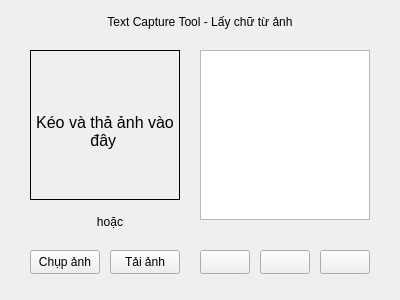
Old version of the form src/widgets/mainwindow/form.ui in the repository nhanvatphu04/Text-Capture.
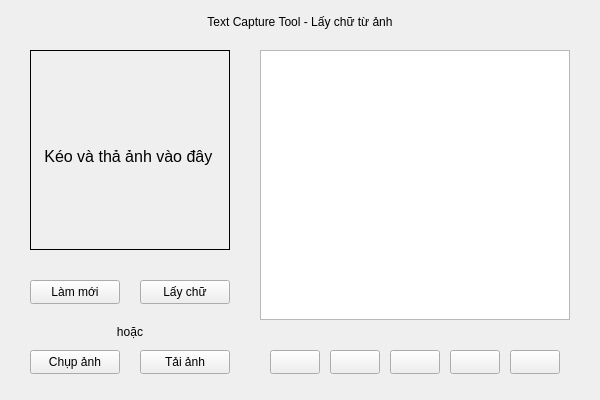
New version of the form. Icons and pictures are not drawn.

Patch:
```diff
--- a/src/widgets/mainwindow/form.ui
+++ b/src/widgets/mainwindow/form.ui
@@ -9,20 +9,20 @@
    <rect>
     <x>0</x>
     <y>0</y>
-    <width>400</width>
-    <height>300</height>
+    <width>600</width>
+    <height>400</height>
    </rect>
   </property>
   <property name="minimumSize">
    <size>
-    <width>400</width>
-    <height>300</height>
+    <width>600</width>
+    <height>400</height>
    </size>
   </property>
   <property name="maximumSize">
    <size>
-    <width>400</width>
-    <height>300</height>
+    <width>600</width>
+    <height>400</height>
    </size>
   </property>
   <property name="windowTitle">
@@ -37,7 +37,7 @@
     <rect>
      <x>30</x>
      <y>10</y>
-     <width>340</width>
+     <width>540</width>
      <height>24</height>
     </rect>
    </property>
@@ -53,8 +53,8 @@
     <rect>
      <x>30</x>
      <y>50</y>
-     <width>150</width>
-     <height>150</height>
+     <width>200</width>
+     <height>200</height>
     </rect>
    </property>
    <property name="frameShape">
@@ -93,8 +93,8 @@
    <property name="geometry">
     <rect>
      <x>30</x>
-     <y>250</y>
-     <width>70</width>
+     <y>350</y>
+     <width>90</width>
      <height>24</height>
     </rect>
    </property>
@@ -105,8 +105,8 @@
   <widget class="QLabel" name="lbImageOption">
    <property name="geometry">
     <rect>
-     <x>80</x>
-     <y>210</y>
+     <x>100</x>
+     <y>320</y>
      <width>60</width>
      <height>24</height>
     </rect>
@@ -121,9 +121,9 @@
   <widget class="QPushButton" name="btnUpload">
    <property name="geometry">
     <rect>
-     <x>110</x>
-     <y>250</y>
-     <width>70</width>
+     <x>140</x>
+     <y>350</y>
+     <width>90</width>
      <height>24</height>
     </rect>
    </property>
@@ -134,18 +134,18 @@
   <widget class="QTextEdit" name="txtEdit">
    <property name="geometry">
     <rect>
-     <x>200</x>
+     <x>260</x>
      <y>50</y>
-     <width>170</width>
-     <height>170</height>
+     <width>310</width>
+     <height>270</height>
     </rect>
    </property>
   </widget>
   <widget class="QPushButton" name="btnSentenceCase">
    <property name="geometry">
     <rect>
-     <x>200</x>
-     <y>250</y>
+     <x>270</x>
+     <y>350</y>
      <width>50</width>
      <height>24</height>
     </rect>
@@ -164,8 +164,8 @@
   <widget class="QPushButton" name="btnLowerCase">
    <property name="geometry">
     <rect>
-     <x>260</x>
-     <y>250</y>
+     <x>330</x>
+     <y>350</y>
      <width>50</width>
      <height>24</height>
     </rect>
@@ -184,8 +184,8 @@
   <widget class="QPushButton" name="btnUpperCase">
    <property name="geometry">
     <rect>
-     <x>320</x>
-     <y>250</y>
+     <x>390</x>
+     <y>350</y>
      <width>50</width>
      <height>24</height>
     </rect>
@@ -201,6 +201,84 @@
      <normaloff>:/src/resources/images/upper.png</normaloff>:/src/resources/images/upper.png</iconset>
    </property>
   </widget>
+  <widget class="QPushButton" name="btnRefresh">
+   <property name="geometry">
+    <rect>
+     <x>30</x>
+     <y>280</y>
+     <width>90</width>
+     <height>24</height>
+    </rect>
+   </property>
+   <property name="toolTip">
+    <string>Làm mới ảnh</string>
+   </property>
+   <property name="text">
+    <string>Làm mới</string>
+   </property>
+  </widget>
+  <widget class="QPushButton" name="btnGetText">
+   <property name="geometry">
+    <rect>
+     <x>140</x>
+     <y>280</y>
+     <width>90</width>
+     <height>24</height>
+    </rect>
+   </property>
+   <property name="toolTip">
+    <string>Lấy chữ từ ảnh</string>
+   </property>
+   <property name="text">
+    <string>Lấy chữ</string>
+   </property>
+  </widget>
+  <widget class="QPushButton" name="btnUnderline">
+   <property name="geometry">
+    <rect>
+     <x>450</x>
+     <y>350</y>
+     <width>50</width>
+     <height>24</height>
+    </rect>
+   </property>
+   <property name="toolTip">
+    <string>Gạch chân</string>
+   </property>
+   <property name="text">
+    <string/>
+   </property>
+   <property name="icon">
+    <iconset resource="../../../resources.qrc">
+     <normaloff>:/src/resources/images/underline.png</normaloff>:/src/resources/images/underline.png</iconset>
+   </property>
+  </widget>
+  <widget class="QPushButton" name="btnStrikethrough">
+   <property name="geometry">
+    <rect>
+     <x>510</x>
+     <y>350</y>
+     <width>50</width>
+     <height>24</height>
+    </rect>
+   </property>
+   <property name="toolTip">
+    <string>Gạch ngang</string>
+   </property>
+   <property name="text">
+    <string/>
+   </property>
+   <property name="icon">
+    <iconset resource="../../../resources.qrc">
+     <normaloff>:/src/resources/images/strikethrough.png</normaloff>:/src/resources/images/strikethrough.png</iconset>
+   </property>
+   <property name="iconSize">
+    <size>
+     <width>24</width>
+     <height>24</height>
+    </size>
+   </property>
+  </widget>
  </widget>
  <resources>
   <include location="../../../resources.qrc"/>
```
Left out of the diff: 12 changed lines with no effect on the pictures.
